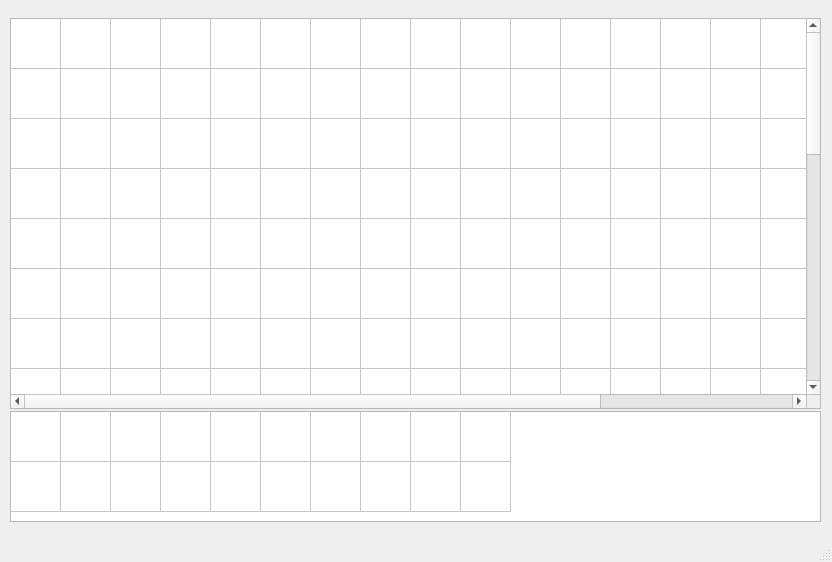
Qt form Attempt 2/LevelDeveloper/mainwindow.ui (EoinAbbey-Maher/MainProject) before a commit.
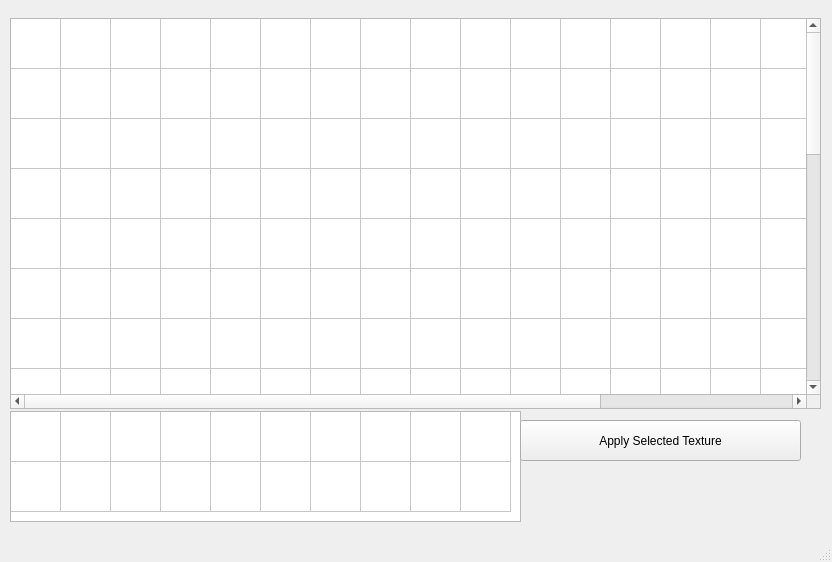
The same form after that commit.

Diff of the .ui file:
```diff
--- a/Attempt 2/LevelDeveloper/mainwindow.ui
+++ b/Attempt 2/LevelDeveloper/mainwindow.ui
@@ -113,7 +113,7 @@
      <rect>
       <x>10</x>
       <y>411</y>
-      <width>811</width>
+      <width>511</width>
       <height>111</height>
      </rect>
     </property>
@@ -160,6 +160,19 @@
     <column/>
     <column/>
    </widget>
+   <widget class="QPushButton" name="m_applyButton">
+    <property name="geometry">
+     <rect>
+      <x>520</x>
+      <y>420</y>
+      <width>281</width>
+      <height>41</height>
+     </rect>
+    </property>
+    <property name="text">
+     <string>Apply Selected Texture</string>
+    </property>
+   </widget>
   </widget>
   <widget class="QMenuBar" name="menubar">
    <property name="geometry">
```
